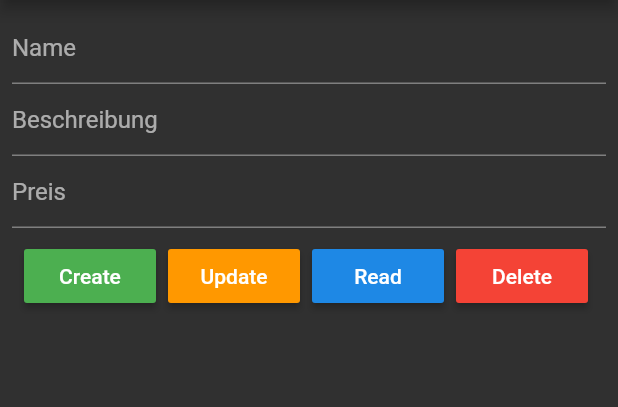
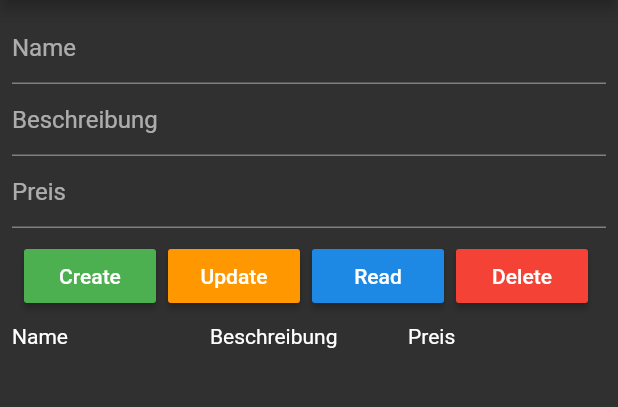
Before and after one commit to kongaman/flutter-firebaseCRUD, a Flutter app: the screen it shows after launch, on a phone screen of 412 x 824 dp, the part 84-491 px from its top. Run offline on Flutter 3.47's test engine with Material 2 defaults, Android fonts, the phone set to English and light mode, and no system bars; our stand-ins replace cloud_firestore; accounts and stored records are empty.

Commit message:
Überschrift für Stream

```diff
--- a/lib/main.dart
+++ b/lib/main.dart
@@ -186,7 +186,21 @@ class _MyAppState extends State<MyApp> {
                   ),
                 ],
               ),
-            )
+            ),Row(
+              textDirection: TextDirection.ltr,
+              children: <Widget>[
+                Expanded(
+                  child: Text("Name"),
+                ),
+                Expanded(
+                  child: Text("Beschreibung"),
+                ),
+                Expanded(
+                  child: Text("Preis"),
+                ),
+              ],
+            ),
+
           ],
         ),
       ),
```
